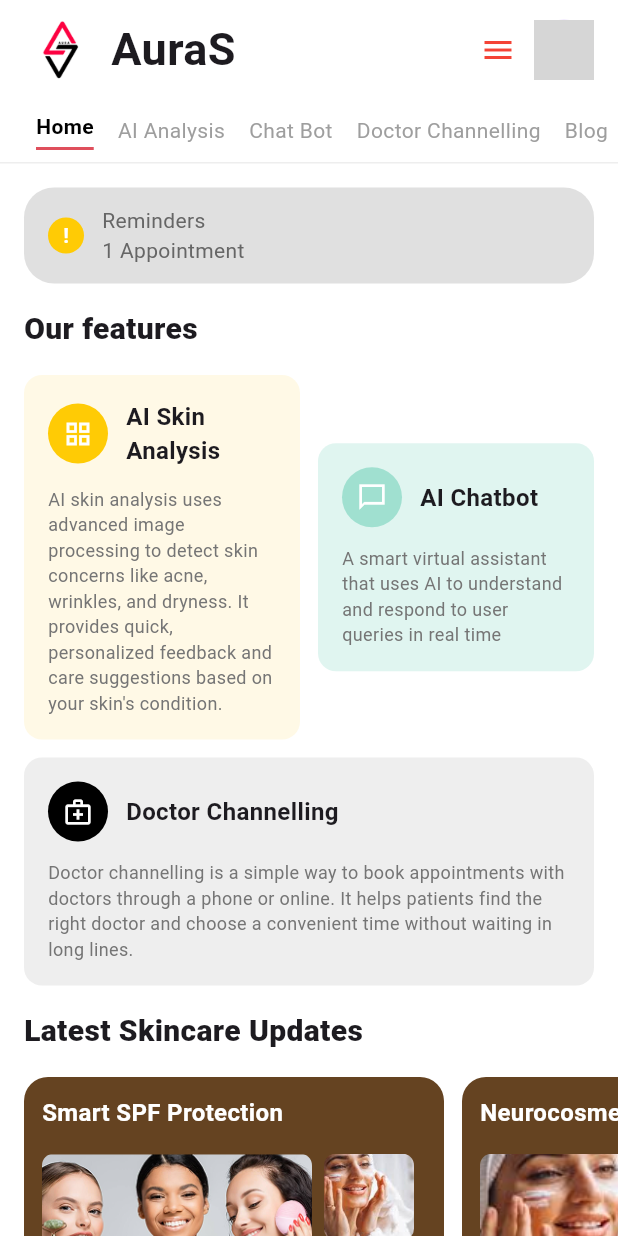
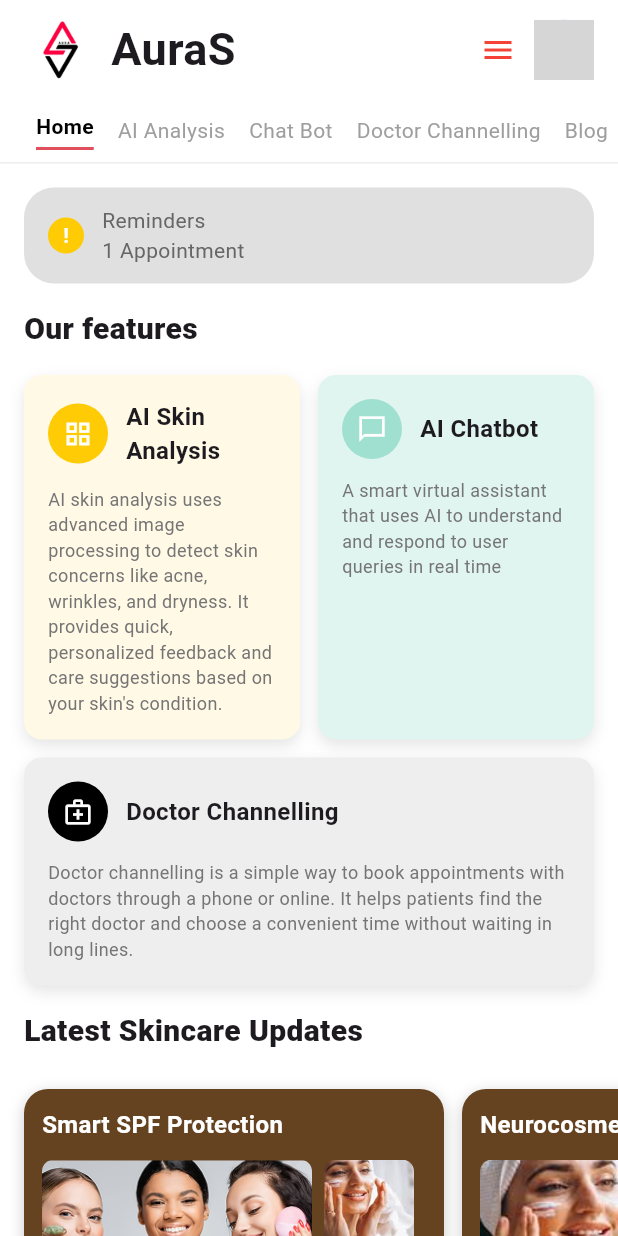
Before and after one commit to vinoth1211/AuraS-Mobile-Application, a Flutter app: the HomePage screen opened by its route, on a phone screen of 412 x 824 dp. Run offline on Flutter 3.47's test engine with Material 3 defaults, Android fonts, the light colour scheme and no system bars; our stand-ins replace cloud_firestore, firebase_auth, image_picker, permission_handler; accounts and stored records are empty; network calls fail; Roboto replaces fonts that are missing (Poppins); grey boxes are pictures that could not be loaded.

Commit message:
Update Features Section in The homePage Screen

```diff
--- a/lib/home_page.dart
+++ b/lib/home_page.dart
@@ -1,13 +1,9 @@
 import 'package:flutter/material.dart';
 import 'package:skincare_app/AppointmentScreen.dart';
 import 'package:skincare_app/AIAnalysisScreen.dart';
+import 'package:skincare_app/BlogScreen.dart';
 import 'package:skincare_app/ChatBotScreen.dart';
 import 'package:skincare_app/DoctorChannelingScreen.dart';
-// import 'package:skincare_app/AIAnalysisScreen.dart';
-// import 'package:skincare_app/BlogScreen.dart';
-// import 'package:skincare_app/ChatBotScreen.dart';
-// import 'package:skincare_app/DoctorChannelingScreen';
-// import 'package:skincare_app/FAQScreen.dart';
 import 'package:skincare_app/shared_widgets.dart';
 
 class HomePage extends StatelessWidget {
@@ -29,7 +25,7 @@ class HomePage extends StatelessWidget {
                   children: [
                     _buildReminderBanner(context),
                     _buildFeaturesSection(context),
-                    _buildLatestUpdatesSection(),
+                    _buildLatestUpdatesSection(context),
                   ],
                 ),
               ),
@@ -39,173 +35,6 @@ class HomePage extends StatelessWidget {
       ),
     );
   }
-
-  // Widget _buildHeader() {
-  //   return Padding(
-  //     padding: const EdgeInsets.symmetric(horizontal: 16, vertical: 8),
-  //     child: Row(
-  //       mainAxisAlignment: MainAxisAlignment.spaceBetween,
-  //       children: [
-  //         Row(
-  //           children: [
-  //             SizedBox(
-  //               width: 50,
-  //               height: 50,
-  //               child: ClipOval(
-  //                 child: Image.asset(
-  //                   'assets/images/logo.png',
-  //                   fit: BoxFit.cover,
-  //                 ),
-  //               ),
-  //             ),
-  //             const SizedBox(width: 8),
-  //             const Text(
-  //               'AuraS',
-  //               style: TextStyle(fontSize: 30, fontWeight: FontWeight.w600),
-  //             ),
-  //           ],
-  //         ),
-  //         Row(
-  //           children: [
-  //             IconButton(
-  //               icon: const Icon(Icons.menu, color: Colors.red),
-  //               onPressed: () {},
-  //             ),
-  //             const CircleAvatar(
-  //               radius: 20,
-  //               backgroundImage: NetworkImage('https://placehold.co/100x100'),
-  //             ),
-  //           ],
-  //         ),
-  //       ],
-  //     ),
-  //   );
-  // }
-
-  // Widget _buildNavBar(BuildContext context) {
-  //   return Container(
-  //     padding: const EdgeInsets.symmetric(vertical: 8),
-  //     decoration: const BoxDecoration(
-  //       border: Border(bottom: BorderSide(color: Color(0xFFEEEEEE), width: 1)),
-  //     ),
-  //     child: SingleChildScrollView(
-  //       scrollDirection: Axis.horizontal,
-  //       child: Row(
-  //         children: [
-  //           const SizedBox(width: 16),
-  //           _navItem(
-  //             'Home',
-  //             isActive: true,
-  //             onTap: () => Navigator.pushReplacement(
-  //               context,
-  //               MaterialPageRoute(builder: (context) => const HomePage()),
-  //             ),
-  //           ),
-  //           _navItem(
-  //             'AI Analysis',
-  //             onTap: () => Navigator.push(
-  //               context,
-  //               MaterialPageRoute(builder: (context) => const AIAnalysisScreen()),
-  //             ),
-  //           ),
-  //           _navItem(
-  //             'Chat Bot',
-  //             onTap: () => Navigator.push(
-  //               context,
-  //               MaterialPageRoute(builder: (context) => const ChatBotScreen()),
-  //             ),
-  //           ),
-  //           _navItem(
-  //             'Doctor Channelling',
-  //             onTap: () => Navigator.push(
-  //               context,
-  //               MaterialPageRoute(builder: (context) => const DoctorChannelingScreen()),
-  //             ),
-  //           ),
-  //           _navItem(
-  //             'Blog',
-  //             onTap: () => Navigator.push(
-  //               context,
-  //               MaterialPageRoute(builder: (context) => const BlogScreen()),
-  //             ),
-  //           ),
-  //           _navItem(
-  //             'FAQ',
-  //             onTap: () => Navigator.push(
-  //               context,
-  //               MaterialPageRoute(builder: (context) => const FAQScreen()),
-  //             ),
-  //           ),
-  //           const SizedBox(width: 16),
-  //         ],
-  //       ),
-  //     ),
-  //   );
-  // }
-
-  // Widget _navItem(String title, {bool isActive = false, VoidCallback? onTap}) {
-  //   return InkWell(
-  //     onTap: onTap,
-  //     child: Padding(
-  //       padding: const EdgeInsets.symmetric(horizontal: 8),
-  //       child: Column(
-  //         children: [
-  //           Text(
-  //             title,
-  //             style: TextStyle(
-  //               fontSize: 14,
-  //               fontWeight: isActive ? FontWeight.w600 : FontWeight.normal,
-  //               color: isActive ? Colors.black : Colors.grey,
-  //             ),
-  //           ),
-  //           const SizedBox(height: 4),
-  //           if (isActive)
-  //             Container(height: 2, width: 40, color: const Color(0xFFDF4F5C)),
-  //         ],
-  //       ),
-  //     ),
-  //   );
-  // }
-
-  // Widget _buildReminderBanner() {
-  //   return Container(
-  //     margin: const EdgeInsets.all(16),
-  //     padding: const EdgeInsets.symmetric(horizontal: 16, vertical: 12),
-  //     decoration: BoxDecoration(
-  //       color: Colors.grey[300],
-  //       borderRadius: BorderRadius.circular(20),
-  //     ),
-  //     child: Row(
-  //       children: [
-  //         Container(
-  //           width: 24,
-  //           height: 24,
-  //           decoration: const BoxDecoration(
-  //             color: Color(0xFFFFCB05),
-  //             shape: BoxShape.circle,
-  //           ),
-  //           child: const Center(
-  //             child: Text(
-  //               '!',
-  //               style: TextStyle(
-  //                 color: Colors.white,
-  //                 fontWeight: FontWeight.bold,
-  //               ),
-  //             ),
-  //           ),
-  //         ),
-  //         const SizedBox(width: 12),
-  //         Column(
-  //           crossAxisAlignment: CrossAxisAlignment.start,
-  //           children: const [
-  //             Text('Reminders', style: TextStyle(color: Color(0xFF666666))),
-  //             Text('1 Appointment', style: TextStyle(color: Color(0xFF666666))),
-  //           ],
-  //         ),
-  //       ],
-  //     ),
-  //   );
-  // }
 
 Widget _buildReminderBanner(BuildContext context) {
   return InkWell(
@@ -246,10 +75,7 @@ class HomePage extends StatelessWidget {
             crossAxisAlignment: CrossAxisAlignment.start,
             children: const [
               Text('Reminders', style: TextStyle(color: Color(0xFF666666))),
-                Text(
-                  '1 Appointment',
-                  style: TextStyle(color: Color(0xFF666666)),
-                ),
+              Text('1 Appointment', style: TextStyle(color: Color(0xFF666666))),
             ],
           ),
         ],
@@ -257,64 +83,6 @@ class HomePage extends StatelessWidget {
     ),
   );
 }
-
-  // Widget _buildFeaturesSection() {
-  //   return Column(
-  //     crossAxisAlignment: CrossAxisAlignment.start,
-  //     children: [
-  //       const Padding(
-  //         padding: EdgeInsets.symmetric(horizontal: 16),
-  //         child: Text(
-  //           'Our features',
-  //           style: TextStyle(fontSize: 20, fontWeight: FontWeight.w800),
-  //         ),
-  //       ),
-  //       const SizedBox(height: 16),
-  //       Padding(
-  //         padding: const EdgeInsets.symmetric(horizontal: 16),
-  //         child: Row(
-  //           children: [
-  //             Expanded(
-  //               child: _buildFeatureCard(
-  //                 color: const Color(0xFFFFF9E6),
-  //                 iconColor: const Color(0xFFFFCB05),
-  //                 icon: Icons.grid_view,
-  //                 title: 'AI Skin Analysis',
-  //                 description:
-  //                     'AI skin analysis uses advanced image processing to detect skin concerns like acne, wrinkles, and dryness. It provides quick, personalized feedback and care suggestions based on your skin\'s condition.',
-  //               ),
-  //             ),
-  //             const SizedBox(width: 12),
-  //             Expanded(
-  //               child: _buildFeatureCard(
-  //                 color: const Color(0xFFE0F5F0),
-  //                 iconColor: const Color(0xFFA0E0D0),
-  //                 icon: Icons.chat_bubble_outline_sharp,
-  //                 title: 'AI Chatbot',
-  //                 description:
-  //                     'A smart virtual assistant that uses AI to understand and respond to user queries in real time',
-  //               ),
-  //             ),
-  //           ],
-  //         ),
-  //       ),
-  //       const SizedBox(height: 12),
-  //       Padding(
-  //         padding: const EdgeInsets.symmetric(horizontal: 16),
-  //         child: _buildFeatureCard(
-  //           color: Colors.grey[200]!,
-  //           iconColor: Colors.black,
-  //           icon: Icons.medical_services_outlined,
-  //           title: 'Doctor Channelling',
-  //           description:
-  //               'Doctor channelling is a simple way to book appointments with doctors through a phone or online. It helps patients find the right doctor and choose a convenient time without waiting in long lines.',
-  //           isFullWidth: true,
-  //         ),
-  //       ),
-  //     ],
-  //   );
-  // }
-
   Widget _buildFeaturesSection(BuildContext context) {
   return Column(
     crossAxisAlignment: CrossAxisAlignment.start,
@@ -329,6 +97,7 @@ class HomePage extends StatelessWidget {
       const SizedBox(height: 16),
       Padding(
         padding: const EdgeInsets.symmetric(horizontal: 16),
+        child: IntrinsicHeight(
           child: Row(
             children: [
               Expanded(
@@ -336,9 +105,7 @@ class HomePage extends StatelessWidget {
                 onTap: () {
                   Navigator.push(
                     context,
-                      MaterialPageRoute(
-                        builder: (context) => const AISkinAnalysisScreen(),
-                      ),
+                    MaterialPageRoute(builder: (context) => const AISkinAnalysisScreen ()),
                   );
                 },
                 child: _buildFeatureCard(
@@ -346,8 +113,7 @@ class HomePage extends StatelessWidget {
                   iconColor: const Color(0xFFFFCB05),
                   icon: Icons.grid_view,
                   title: 'AI Skin Analysis',
-                    description:
-                        'AI skin analysis uses advanced image processing to detect skin concerns like acne, wrinkles, and dryness. It provides quick, personalized feedback and care suggestions based on your skin\'s condition.',
+                  description: 'AI skin analysis uses advanced image processing to detect skin concerns like acne, wrinkles, and dryness. It provides quick, personalized feedback and care suggestions based on your skin\'s condition.',
                 ),
               ),
             ),
@@ -357,9 +123,7 @@ class HomePage extends StatelessWidget {
                 onTap: () {
                   Navigator.push(
                     context,
-                      MaterialPageRoute(
-                        builder: (context) => const ChatBotScreen(),
-                      ),
+                    MaterialPageRoute(builder: (context) => const ChatBotScreen()),
                   );
                 },
                 child: _buildFeatureCard(
@@ -367,12 +131,12 @@ class HomePage extends StatelessWidget {
                   iconColor: const Color(0xFFA0E0D0),
                   icon: Icons.chat_bubble_outline_sharp,
                   title: 'AI Chatbot',
-                    description:
-                        'A smart virtual assistant that uses AI to understand and respond to user queries in real time',
+                  description: 'A smart virtual assistant that uses AI to understand and respond to user queries in real time',
                 ),
               ),
             ),
           ],
+        ),
         ),
       ),
       const SizedBox(height: 12),
@@ -382,9 +146,7 @@ class HomePage extends StatelessWidget {
           onTap: () {
             Navigator.push(
               context,
-                MaterialPageRoute(
-                  builder: (context) => const DoctorChannelingScreen(),
-                ),
+              MaterialPageRoute(builder: (context) => const DoctorChannelingScreen()),
             );
           },
           child: _buildFeatureCard(
@@ -392,8 +154,7 @@ class HomePage extends StatelessWidget {
             iconColor: Colors.black,
             icon: Icons.medical_services_outlined,
             title: 'Doctor Channelling',
-              description:
-                  'Doctor channelling is a simple way to book appointments with doctors through a phone or online. It helps patients find the right doctor and choose a convenient time without waiting in long lines.',
+            description: 'Doctor channelling is a simple way to book appointments with doctors through a phone or online. It helps patients find the right doctor and choose a convenient time without waiting in long lines.',
             isFullWidth: true,
           ),
         ),
@@ -415,6 +176,13 @@ class HomePage extends StatelessWidget {
       decoration: BoxDecoration(
         color: color,
         borderRadius: BorderRadius.circular(12),
+        boxShadow: [
+        BoxShadow(
+          color: Colors.black.withOpacity(0.1), // Shadow color
+          blurRadius: 8, // Softness of the shadow
+          offset: const Offset(0, 4), // X and Y offset
+        ),
+      ],
       ),
       child: Column(
         crossAxisAlignment: CrossAxisAlignment.start,
@@ -459,7 +227,69 @@ class HomePage extends StatelessWidget {
     );
   }
 
-  Widget _buildLatestUpdatesSection() {
+  // Widget _buildLatestUpdatesSection(BuildContext context) {
+  //   return Column(
+  //     crossAxisAlignment: CrossAxisAlignment.start,
+  //     children: [
+  //       const Padding(
+  //         padding: EdgeInsets.all(16),
+  //         child: Text(
+  //           'Latest Skincare Updates',
+  //           style: TextStyle(fontSize: 20, fontWeight: FontWeight.w900),
+  //         ),
+  //       ),
+  //       SizedBox(
+  //         height: 300,
+  //         child: ListView(
+  //           scrollDirection: Axis.horizontal,
+  //           padding: const EdgeInsets.symmetric(horizontal: 16),
+  //           children: [
+  //             _buildUpdateCard(
+  //               context: context,
+  //               title: 'Smart SPF Protection',
+  //               backgroundColor: const Color(0xFF654321),
+  //               images: [
+  //                 'assets/images/image1.png', // Main image
+  //                 'assets/images/image2.png', // Top small image
+  //                 'assets/images/image3.png', // Bottom small image
+  //               ],
+  //               description:
+  //                   'Sunscreens are evolving to offer broader protection against UV rays, blue light, and pollution. Innovations include powder and mist SPF formats that are easy to apply and reapply throughout the day.',
+  //             ),
+  //             const SizedBox(width: 12),
+  //             _buildUpdateCard(
+  //               context: context,
+  //               title: 'Neurocosmetics',
+  //               backgroundColor: const Color(0xFF654321),
+  //               images: [
+  //                 'assets/images/image4.png', // Main image
+  //                 'assets/images/image5.png', // Top small image
+  //                 'assets/images/image6.png', // Bottom small image
+  //               ],
+  //               description:
+  //                   'A new frontier between skin health. Products target connections between environmental factors and neurophysiology-induced skin conditions.',
+  //             ),
+  //             const SizedBox(width: 12),
+  //             _buildUpdateCard(
+  //               context: context,
+  //               title: 'Microbiome Skincare',
+  //               backgroundColor: const Color(0xFF654321),
+  //               images: [
+  //                 'assets/images/image7.png', // Main image
+  //                 'assets/images/image8.png', // Top small image
+  //                 'assets/images/image9.png', // Bottom small image
+  //               ],
+  //               description:
+  //                   'Microbiome skincare targets the balance of good bacteria on the skin’s surface. Products with prebiotics, probiotics, and postbiotics help strengthen the skin barrier, reduce inflammation, and support a healthy, resilient complexion.',
+  //             ),
+  //           ],
+  //         ),
+  //       ),
+  //     ],
+  //   );
+  // }
+
+  Widget _buildLatestUpdatesSection(BuildContext context) {
   return Column(
     crossAxisAlignment: CrossAxisAlignment.start,
     children: [
@@ -471,45 +301,48 @@ class HomePage extends StatelessWidget {
         ),
       ),
       SizedBox(
-          height: 300,
+        height: 330, // Increased to give enough room for taller cards
         child: ListView(
           scrollDirection: Axis.horizontal,
           padding: const EdgeInsets.symmetric(horizontal: 16),
           children: [
             _buildUpdateCard(
+              context: context,
               title: 'Smart SPF Protection',
               backgroundColor: const Color(0xFF654321),
               images: [
-                  'assets/images/image1.png', // Main image
-                  'assets/images/image2.png', // Top small image
-                  'assets/images/image3.png', // Bottom small image
+                'assets/images/image1.png',
+                'assets/images/image2.png',
+                'assets/images/image3.png',
               ],
               description:
-                    'Sunscreens are evolving to offer broader protection against UV rays, blue light, and pollution. Innovations include powder and mist SPF formats that are easy to apply and reapply throughout the day.',
+                  'Sunscreens are evolving to offer broader protection against UV rays, blue light, and pollution. .',
             ),
             const SizedBox(width: 12),
             _buildUpdateCard(
+              context: context,
               title: 'Neurocosmetics',
               backgroundColor: const Color(0xFF654321),
               images: [
-                  'assets/images/image4.png', // Main image
-                  'assets/images/image5.png', // Top small image
-                  'assets/images/image6.png', // Bottom small image
+                'assets/images/image2.png',
+                'assets/images/image5.png',
+                'assets/images/image6.png',
               ],
               description:
                   'A new frontier between skin health. Products target connections between environmental factors and neurophysiology-induced skin conditions.',
             ),
             const SizedBox(width: 12),
             _buildUpdateCard(
+              context: context,
               title: 'Microbiome Skincare',
               backgroundColor: const Color(0xFF654321),
               images: [
-                  'assets/images/image7.png', // Main image
-                  'assets/images/image8.png', // Top small image
-                  'assets/images/image9.png', // Bottom small image
+                'assets/images/image7.png',
+                'assets/images/image8.png',
+                'assets/images/image9.png',
               ],
               description:
-                    'Microbiome skincare targets the balance of good bacteria on the skin’s surface. Products with prebiotics, probiotics, and postbiotics help strengthen the skin barrier, reduce inflammation, and support a healthy, resilient complexion.',
+                  'Microbiome skincare targets the balance of good bacteria on the skin’s surface.',
             ),
           ],
         ),
@@ -518,7 +351,9 @@ class HomePage extends StatelessWidget {
   );
 }
 
+
 Widget _buildUpdateCard({
+  required BuildContext context,
   required String title,
   required List<String> images,
   required String description,
@@ -526,14 +361,24 @@ class HomePage extends StatelessWidget {
 }) {
   return Container(
     width: 280,
+    margin: const EdgeInsets.symmetric(vertical: 8),
     padding: const EdgeInsets.all(12),
     decoration: BoxDecoration(
       color: backgroundColor,
       borderRadius: BorderRadius.circular(16),
+      boxShadow: [
+        BoxShadow(
+          color: Colors.black.withOpacity(0.2),
+          blurRadius: 8,
+          offset: const Offset(0, 3),
+        ),
+      ],
     ),
     child: Column(
+      mainAxisSize: MainAxisSize.min,
       crossAxisAlignment: CrossAxisAlignment.start,
       children: [
+        // Title
         Text(
           title,
           style: const TextStyle(
@@ -542,13 +387,12 @@ class HomePage extends StatelessWidget {
             fontWeight: FontWeight.bold,
           ),
         ),
-          const SizedBox(height: 16),
+        const SizedBox(height: 12),
 
-          // 🖼️ Image Row: Main image + 2 small images stacked vertically
+        // Images row
         Row(
           crossAxisAlignment: CrossAxisAlignment.start,
           children: [
-              // Main image
             ClipRRect(
               borderRadius: BorderRadius.circular(8),
               child: Image.asset(
@@ -559,7 +403,6 @@ class HomePage extends StatelessWidget {
               ),
             ),
             const SizedBox(width: 8),
-              // 2 small images in a column
             Column(
               children: [
                 ClipRRect(
@@ -586,8 +429,9 @@ class HomePage extends StatelessWidget {
           ],
         ),
 
-          const SizedBox(height: 8),
+        const SizedBox(height: 10),
 
+        // Description
         Text(
           description,
           style: const TextStyle(
@@ -597,9 +441,38 @@ class HomePage extends StatelessWidget {
           ),
         ),
 
-          const Spacer(),
+        const SizedBox(height: 8),
+
+        // Read More Button
+        Center(
+          child: ElevatedButton(
+            onPressed: () {
+              Navigator.push(
+                context,
+                MaterialPageRoute(
+                  builder: (context) => const BlogScreen(),
+                ),
+              );
+            },
+            style: ElevatedButton.styleFrom(
+              backgroundColor: const Color(0xFFF44336),
+              padding: const EdgeInsets.symmetric(horizontal: 24, vertical: 8),
+              shape: RoundedRectangleBorder(
+                borderRadius: BorderRadius.circular(20),
+              ),
+              elevation: 2,
+            ),
+            child: const Text(
+              'Read More',
+              style: TextStyle(color: Colors.white, fontSize: 12),
+            ),
+          ),
+        ),
       ],
     ),
   );
 }
+
+
+
 }
```
Lines whose indentation alone changed are shown as unchanged.
